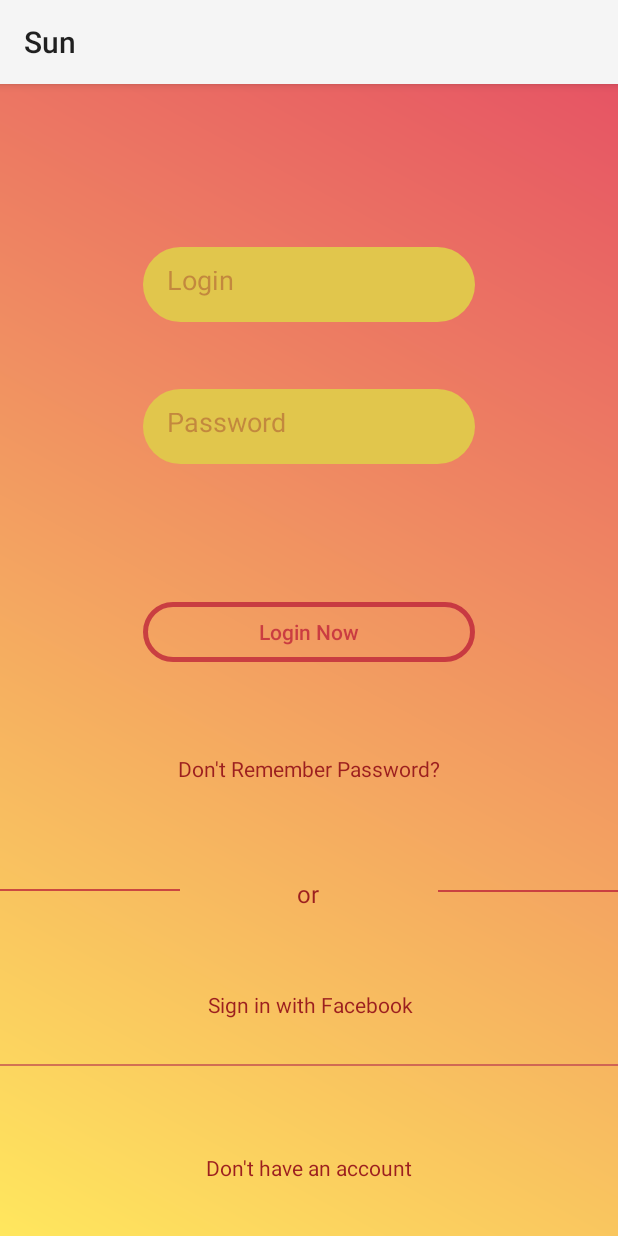
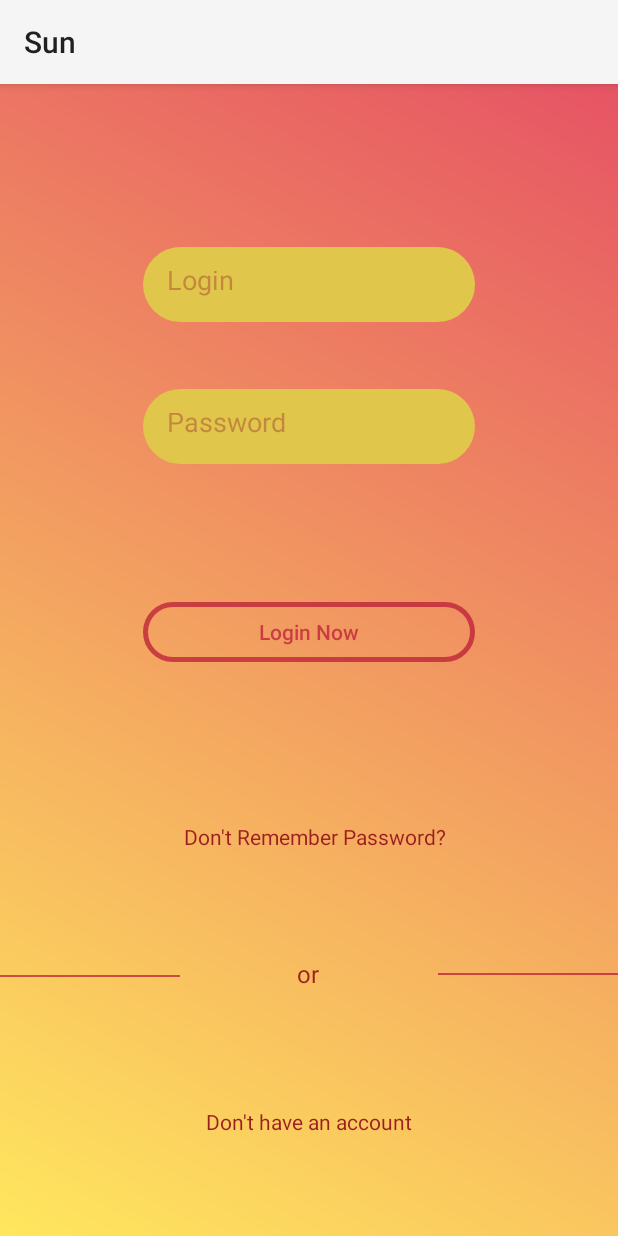
Before and after one commit to Gruzdeva/Android_studio, an Android app: the screen it shows after launch (ActivityAuthorization), on a phone screen of 412 x 824 dp. Run offline under Robolectric (Android 15) with nearby library versions, the phone set to English and light mode, and no system bars.

Commit message:
the end?!

```diff
--- a/Kursach/app/src/main/res/layout/activity_main.xml
+++ b/Kursach/app/src/main/res/layout/activity_main.xml
@@ -59,6 +59,7 @@
         app:layout_constraintTop_toTopOf="parent"
         app:layout_constraintVertical_bias="0.474" />
 
+
     <TextView
         android:id="@+id/forgot_password"
         android:layout_width="wrap_content"
@@ -69,21 +70,10 @@
         android:textColor="@color/login_from_details2"
         app:layout_constraintBottom_toBottomOf="parent"
         app:layout_constraintEnd_toEndOf="parent"
+        app:layout_constraintHorizontal_bias="0.517"
         app:layout_constraintStart_toStartOf="parent"
         app:layout_constraintTop_toTopOf="parent"
-        app:layout_constraintVertical_bias="0.576" />
-
-    <View
-        android:id="@+id/footer_line"
-        android:layout_width="0dp"
-        android:layout_height="1dp"
-        android:background="#88AE1F4A"
-        app:layout_constraintBottom_toBottomOf="parent"
-        app:layout_constraintEnd_toEndOf="parent"
-        app:layout_constraintHorizontal_bias="0.0"
-        app:layout_constraintStart_toStartOf="parent"
-        app:layout_constraintTop_toTopOf="parent"
-        app:layout_constraintVertical_bias="0.852" />
+        app:layout_constraintVertical_bias="0.64" />
 
     <TextView
         android:id="@+id/registration"
@@ -96,21 +86,7 @@
         app:layout_constraintEnd_toEndOf="parent"
         app:layout_constraintStart_toStartOf="parent"
         app:layout_constraintTop_toTopOf="parent"
-        app:layout_constraintVertical_bias="0.952" />
-
-    <TextView
-        android:id="@+id/facebook"
-        android:layout_width="wrap_content"
-        android:layout_height="wrap_content"
-        android:onClick="proverka"
-        android:text="Sign in with Facebook"
-        android:textColor="@color/login_from_details2"
-        app:layout_constraintBottom_toBottomOf="parent"
-        app:layout_constraintEnd_toEndOf="parent"
-        app:layout_constraintHorizontal_bias="0.503"
-        app:layout_constraintStart_toStartOf="parent"
-        app:layout_constraintTop_toTopOf="parent"
-        app:layout_constraintVertical_bias="0.807" />
+        app:layout_constraintVertical_bias="0.911" />
 
     <View
         android:id="@+id/Line1"
@@ -122,7 +98,7 @@
         app:layout_constraintHorizontal_bias="1.0"
         app:layout_constraintStart_toStartOf="parent"
         app:layout_constraintTop_toTopOf="parent"
-        app:layout_constraintVertical_bias="0.701" />
+        app:layout_constraintVertical_bias="0.773" />
 
     <TextView
         android:id="@+id/or"
@@ -137,7 +113,7 @@
         app:layout_constraintHorizontal_bias="0.498"
         app:layout_constraintStart_toStartOf="parent"
         app:layout_constraintTop_toTopOf="parent"
-        app:layout_constraintVertical_bias="0.709" />
+        app:layout_constraintVertical_bias="0.78" />
 
     <View
         android:id="@+id/Line2"
@@ -149,7 +125,7 @@
         app:layout_constraintHorizontal_bias="0.0"
         app:layout_constraintStart_toStartOf="parent"
         app:layout_constraintTop_toTopOf="parent"
-        app:layout_constraintVertical_bias="0.7" />
+        app:layout_constraintVertical_bias="0.775" />
 
 
 </androidx.constraintlayout.widget.ConstraintLayout>
--- a/Kursach/app/src/main/res/layout/activity_registration.xml
+++ b/Kursach/app/src/main/res/layout/activity_registration.xml
@@ -4,7 +4,7 @@
     xmlns:tools="http://schemas.android.com/tools"
     android:layout_width="match_parent"
     android:layout_height="match_parent"
-    android:background="@drawable/dont_account_2">
+    android:background="@drawable/dont_account">
 
     <EditText
         android:id="@+id/password_reg"
--- a/Kursach/app/src/main/res/layout/recycler_order_item.xml
+++ b/Kursach/app/src/main/res/layout/recycler_order_item.xml
@@ -3,7 +3,7 @@
     xmlns:android="http://schemas.android.com/apk/res/android"
     android:layout_width="match_parent"
     android:layout_height="100dp"
-    android:background="@drawable/recycler">
+    android:background="@drawable/recycler_2">
 
 <!--Может стоит добавить символическую картинку, для красочности-->
 
@@ -11,10 +11,10 @@
         android:id="@+id/number_order"
         android:layout_width="40dp"
         android:layout_height="70dp"
-        android:layout_marginLeft="17dp"
+        android:layout_marginLeft="29dp"
         android:layout_marginTop="15dp"
         android:text="number"
-        android:textColor="@color/account"
+        android:textColor="@color/text_sum"
         android:textSize="50dp"
         android:textStyle="bold" />
 
@@ -22,10 +22,10 @@
         android:id="@+id/cost_order"
         android:layout_width="200dp"
         android:layout_height="wrap_content"
-        android:layout_marginLeft="20dp"
+        android:layout_marginLeft="75dp"
         android:text="cost"
-        android:layout_marginTop="10dp"
-        android:textColor="@color/account"
+        android:layout_marginTop="15dp"
+        android:textColor="@color/text_sum"
         android:textSize="50dp"
         android:textStyle="bold" />
 
--- a/Kursach/app/src/main/res/values/colors.xml
+++ b/Kursach/app/src/main/res/values/colors.xml
@@ -32,6 +32,7 @@
     <color name="btn_food_press">#7693792B</color>
     <color name="btn_remove">#A8925E</color>
     <color name="btn_remove_press">#D0917D4C</color>
+    <color name="text_sum">#9EFFFFFF</color>
 
 
 
```
Also changed, not shown: Kursach/app/src/main/res/drawable/dont_account.JPG (added), Kursach/app/src/main/res/drawable/dont_account_2.JPG (deleted), Kursach/app/src/main/res/drawable/recycler.JPG, Kursach/app/src/main/res/drawable/recycler_2.JPG (added).
